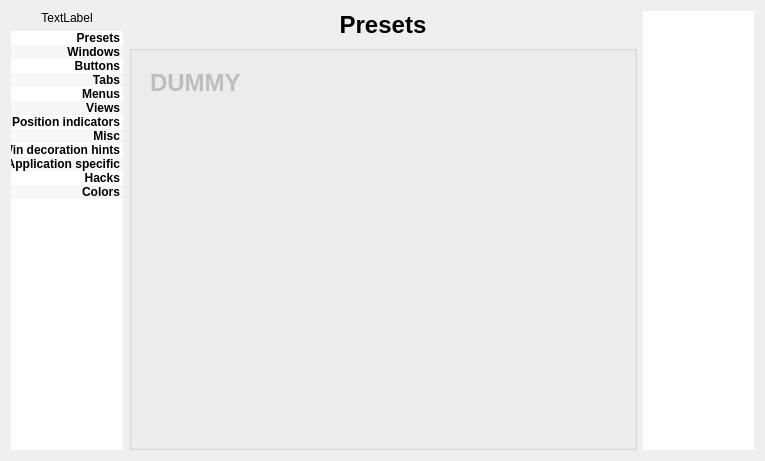
The window that config/config.ui (deiv/bespin-pkg) describes before a commit, drawn with Qt 5.
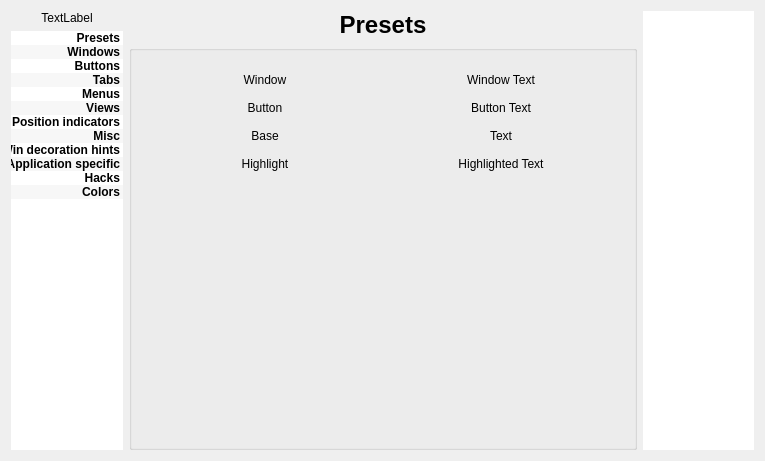
The same window after the commit. The open tabs and pages were chosen to show the change.

```diff
--- a/config/config.ui
+++ b/config/config.ui
@@ -3094,17 +3094,100 @@
          </layout>
         </widget>
         <widget class="QWidget" name="Colors">
-         <layout class="QFormLayout" name="formLayout_10">
+         <layout class="QGridLayout" name="gridLayout_11">
           <item row="0" column="0">
-           <widget class="QLabel" name="label_38">
-            <property name="enabled">
-             <bool>false</bool>
+           <widget class="QPushButton" name="windowRole">
+            <property name="text">
+             <string>Window</string>
             </property>
+            <property name="flat">
+             <bool>true</bool>
+            </property>
+           </widget>
+          </item>
+          <item row="0" column="1">
+           <widget class="QPushButton" name="windowTextRole">
             <property name="text">
-             <string>&lt;h1&gt;DUMMY&lt;/h1&gt;</string>
+             <string>Window Text</string>
             </property>
+            <property name="flat">
+             <bool>true</bool>
+            </property>
            </widget>
           </item>
+          <item row="1" column="0">
+           <widget class="QPushButton" name="buttonRole">
+            <property name="text">
+             <string>Button</string>
+            </property>
+            <property name="flat">
+             <bool>true</bool>
+            </property>
+           </widget>
+          </item>
+          <item row="1" column="1">
+           <widget class="QPushButton" name="buttonTextRole">
+            <property name="text">
+             <string>Button Text</string>
+            </property>
+            <property name="flat">
+             <bool>true</bool>
+            </property>
+           </widget>
+          </item>
+          <item row="2" column="0">
+           <widget class="QPushButton" name="baseRole">
+            <property name="text">
+             <string>Base</string>
+            </property>
+            <property name="flat">
+             <bool>true</bool>
+            </property>
+           </widget>
+          </item>
+          <item row="2" column="1">
+           <widget class="QPushButton" name="textRole">
+            <property name="text">
+             <string>Text</string>
+            </property>
+            <property name="flat">
+             <bool>true</bool>
+            </property>
+           </widget>
+          </item>
+          <item row="3" column="0">
+           <widget class="QPushButton" name="highlightRole">
+            <property name="text">
+             <string>Highlight</string>
+            </property>
+            <property name="flat">
+             <bool>true</bool>
+            </property>
+           </widget>
+          </item>
+          <item row="3" column="1">
+           <widget class="QPushButton" name="highlightedTextRole">
+            <property name="text">
+             <string>Highlighted Text</string>
+            </property>
+            <property name="flat">
+             <bool>true</bool>
+            </property>
+           </widget>
+          </item>
+          <item row="4" column="0" colspan="2">
+           <spacer name="verticalSpacer_10">
+            <property name="orientation">
+             <enum>Qt::Vertical</enum>
+            </property>
+            <property name="sizeHint" stdset="0">
+             <size>
+              <width>20</width>
+              <height>40</height>
+             </size>
+            </property>
+           </spacer>
+          </item>
          </layout>
         </widget>
        </widget>
```
Left out of the diff: 26 changed lines with no effect on the pictures.
